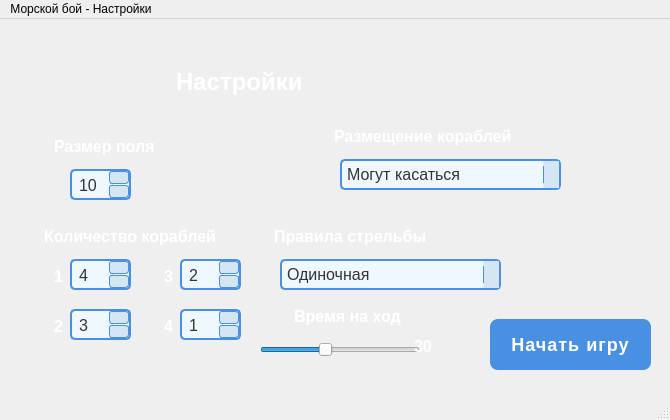
Above: customizationmenu.ui from ArgentiLover/SeaBattleProject before the change. Below: the same form after it.
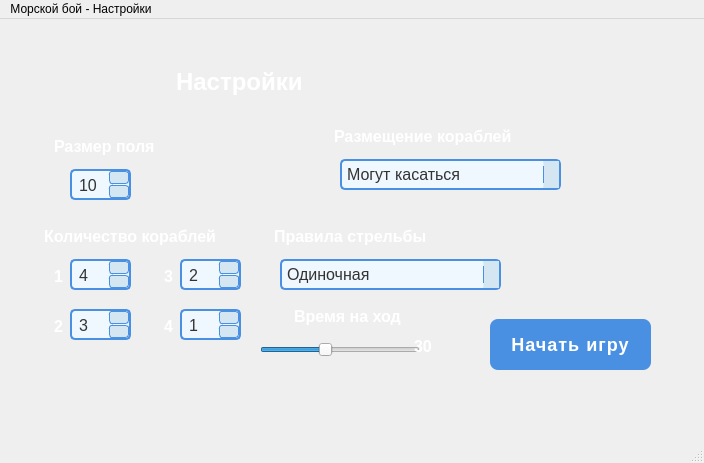
That is the form after the change. Icons and pictures are not drawn.

The edit to the form file:
```diff
--- a/customizationmenu.ui
+++ b/customizationmenu.ui
@@ -6,8 +6,8 @@
    <rect>
     <x>0</x>
     <y>0</y>
-    <width>670</width>
-    <height>420</height>
+    <width>704</width>
+    <height>463</height>
    </rect>
   </property>
   <property name="windowTitle">
@@ -753,7 +753,7 @@
     <rect>
      <x>0</x>
      <y>0</y>
-     <width>670</width>
+     <width>704</width>
      <height>26</height>
     </rect>
    </property>
```
